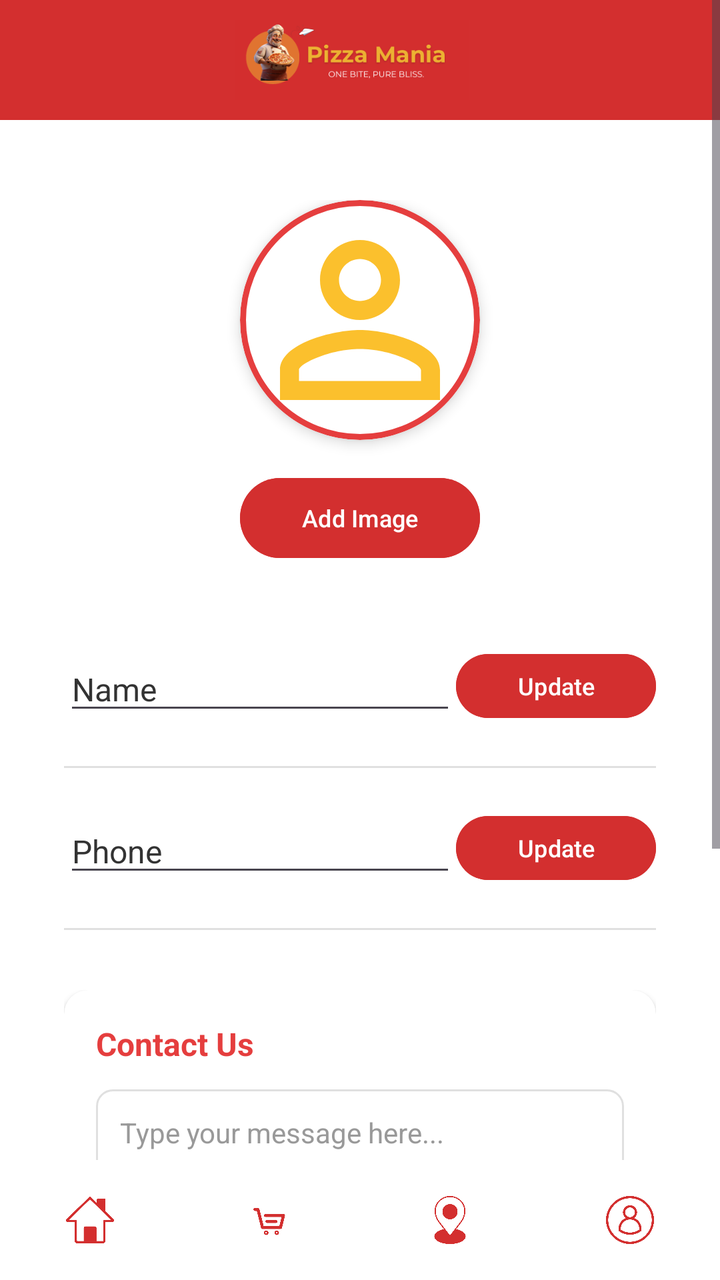
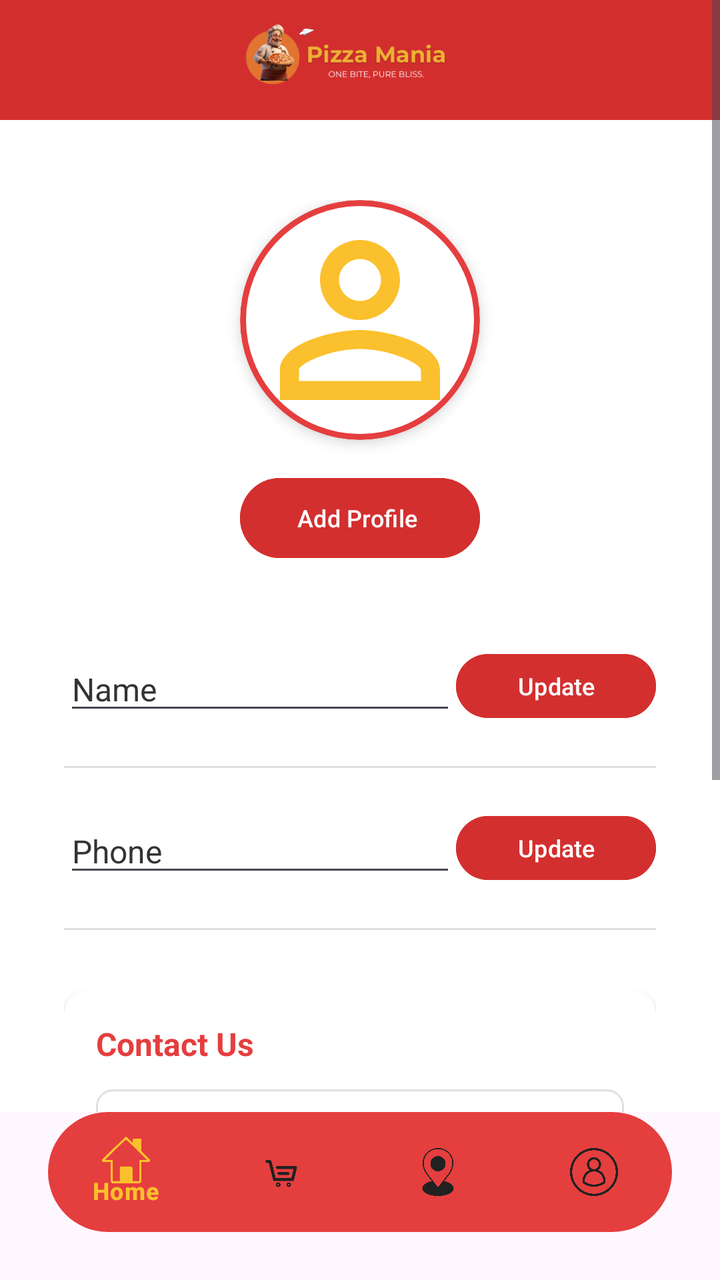

Before-and-after screenshots of an Android layout around one commit, followed by the original layout XML and the change that was made.
<!-- AndroidManifest.xml: application theme Theme.Pizzar11 -->
<!-- res/layout/activity_profile.xml -->
<?xml version="1.0" encoding="utf-8"?>
<androidx.constraintlayout.widget.ConstraintLayout
    xmlns:android="http://schemas.android.com/apk/res/android"
    xmlns:app="http://schemas.android.com/apk/res-auto"
    xmlns:tools="http://schemas.android.com/tools"
    android:id="@+id/main"
    android:layout_width="match_parent"
    android:layout_height="match_parent"
    tools:context=".ProfileActivity">

    <ScrollView
        android:id="@+id/scrollView"
        android:layout_width="0dp"
        android:layout_height="0dp"
        android:background="@android:color/white"
        app:layout_constraintTop_toTopOf="parent"
        app:layout_constraintBottom_toTopOf="@+id/bottomNavigationView"
        app:layout_constraintStart_toStartOf="parent"
        app:layout_constraintEnd_toEndOf="parent">

        <LinearLayout
            android:layout_width="match_parent"
            android:layout_height="wrap_content"
            android:orientation="vertical">

            
            <LinearLayout
                android:layout_width="match_parent"
                android:layout_height="60dp"
                android:background="#d32f2f"
                android:gravity="center"
                android:orientation="horizontal">

                <ImageView
                    android:layout_width="180dp"
                    android:layout_height="40dp"
                    android:layout_marginEnd="8dp"
                    android:src="@drawable/headerimg"
                    android:scaleType="fitCenter"
                    android:contentDescription="Pizza Mania Logo" />

            </LinearLayout>

            
            <LinearLayout
                android:layout_width="match_parent"
                android:layout_height="wrap_content"
                android:layout_marginTop="40dp"
                android:gravity="center"
                android:orientation="vertical">

                <androidx.cardview.widget.CardView
                    android:layout_width="120dp"
                    android:layout_height="120dp"
                    app:cardCornerRadius="60dp"
                    app:cardElevation="4dp">

                    <ImageView
                        android:id="@+id/iv_profile"
                        android:layout_width="match_parent"
                        android:layout_height="match_parent"
                        android:scaleType="centerCrop"
                        android:src="@drawable/person"
                        android:contentDescription="Profile Picture" />

                    
                    <View
                        android:layout_width="match_parent"
                        android:layout_height="match_parent"
                        android:background="@drawable/circle_border_red" />

                </androidx.cardview.widget.CardView>

                <Button
                    android:id="@+id/btn_add_image"
                    android:layout_width="120dp"
                    android:layout_height="48dp"
                    android:layout_marginTop="15dp"
                    android:backgroundTint="@color/tomato_red"
                    android:text="Add Image"
                    android:textColor="@android:color/white"
                    android:textSize="12sp"
                    android:textAllCaps="false" />

            </LinearLayout>

            
            <LinearLayout
                android:layout_width="match_parent"
                android:layout_height="wrap_content"
                android:layout_marginStart="32dp"
                android:layout_marginTop="40dp"
                android:layout_marginEnd="32dp"
                android:orientation="vertical">

                
                <LinearLayout
                    android:layout_width="match_parent"
                    android:layout_height="wrap_content"
                    android:layout_marginBottom="20dp"
                    android:orientation="horizontal"
                    android:gravity="center_vertical">

                    <EditText
                        android:id="@+id/tv_name"
                        android:layout_width="0dp"
                        android:layout_height="wrap_content"
                        android:layout_weight="1"
                        android:text="Name"
                        android:textColor="#333333"
                        android:textSize="16sp"
                        android:textStyle="normal" />

                    <Button
                        android:id="@+id/btn_update_name"
                        android:layout_width="100dp"
                        android:layout_height="40dp"
                        android:backgroundTint="@color/tomato_red"
                        android:text="Update"
                        android:textColor="@android:color/white"
                        android:textSize="12sp"
                        android:textAllCaps="false" />

                </LinearLayout>

                <View
                    android:layout_width="match_parent"
                    android:layout_height="1dp"
                    android:layout_marginBottom="20dp"
                    android:background="#E0E0E0" />

                
                <LinearLayout
                    android:layout_width="match_parent"
                    android:layout_height="wrap_content"
                    android:layout_marginBottom="20dp"
                    android:orientation="horizontal"
                    android:gravity="center_vertical">

                    <EditText
                        android:id="@+id/tv_phone"
                        android:layout_width="0dp"
                        android:layout_height="wrap_content"
                        android:layout_weight="1"
                        android:text="Phone"
                        android:textColor="#333333"
                        android:textSize="16sp"
                        android:textStyle="normal" />

                    <Button
                        android:id="@+id/btn_update_phone"
                        android:layout_width="100dp"
                        android:layout_height="40dp"
                        android:backgroundTint="@color/tomato_red"
                        android:text="Update"
                        android:textColor="@android:color/white"
                        android:textSize="12sp"
                        android:textAllCaps="false" />

                </LinearLayout>

                <View
                    android:layout_width="match_parent"
                    android:layout_height="1dp"
                    android:background="#E0E0E0" />

            </LinearLayout>

            
            <LinearLayout
                android:layout_width="match_parent"
                android:layout_height="wrap_content"
                android:layout_marginStart="32dp"
                android:layout_marginTop="30dp"
                android:layout_marginEnd="32dp"
                android:orientation="vertical">

                <androidx.cardview.widget.CardView
                    android:layout_width="match_parent"
                    android:layout_height="wrap_content"
                    app:cardCornerRadius="12dp"
                    app:cardElevation="2dp"
                    app:cardBackgroundColor="@android:color/white">

                    <LinearLayout
                        android:layout_width="match_parent"
                        android:layout_height="wrap_content"
                        android:orientation="vertical"
                        android:padding="16dp">

                        <TextView
                            android:layout_width="wrap_content"
                            android:layout_height="wrap_content"
                            android:layout_marginBottom="12dp"
                            android:text="Contact Us"
                            android:textColor="#E53E3E"
                            android:textSize="16sp"
                            android:textStyle="bold" />

                        <EditText
                            android:id="@+id/et_contact_message"
                            android:layout_width="match_parent"
                            android:layout_height="100dp"
                            android:background="@drawable/edittext_background"
                            android:gravity="top|start"
                            android:hint="Type your message here..."
                            android:inputType="textMultiLine"
                            android:padding="12dp"
                            android:textColorHint="#999999"
                            android:textSize="14sp"
                            android:scrollbars="vertical" />

                        <ImageView
                            android:id="@+id/iv_send"
                            android:layout_width="24dp"
                            android:layout_height="24dp"
                            android:layout_gravity="end"
                            android:layout_marginTop="8dp"
                            android:src="@drawable/send"
                            android:clickable="true"
                            android:focusable="true"
                            android:background="?android:attr/selectableItemBackgroundBorderless"
                            app:tint="#E53E3E"
                            android:contentDescription="Send message"/>

                    </LinearLayout>

                </androidx.cardview.widget.CardView>

            </LinearLayout>

            <Button
                android:id="@+id/btn_logout"
                android:layout_width="190dp"
                android:layout_height="48dp"
                android:layout_gravity="center"
                android:layout_marginTop="20dp"
                android:layout_marginBottom="32dp"
                android:backgroundTint="@color/tomato_red"
                android:text="Logout"
                android:textColor="@android:color/white"
                android:textSize="14sp"
                android:textAllCaps="false" />



        </LinearLayout>

    </ScrollView>

    
    <com.google.android.material.bottomnavigation.BottomNavigationView
        android:id="@+id/bottomNavigationView"
        android:layout_width="0dp"
        android:layout_height="60dp"
        android:background="@android:color/white"
        app:itemIconTint="@color/tomato_red"
        app:itemTextColor="@color/basil_green"
        app:menu="@menu/bottom_nav_menu"
        app:labelVisibilityMode="unlabeled"
        app:layout_constraintBottom_toBottomOf="parent"
        app:layout_constraintStart_toStartOf="parent"
        app:layout_constraintEnd_toEndOf="parent"/>

</androidx.constraintlayout.widget.ConstraintLayout>
<!-- resources referenced by this layout -->
<resources>
  <color name="basil_green">#388E3C</color>
  <color name="tomato_red">#D32F2F</color>
  <!-- drawable circle_border_red (drawable) -->
  <shape xmlns:android="http://schemas.android.com/apk/res/android"
      android:shape="oval">
      <stroke
          android:width="3dp"
          android:color="#E53E3E" />
      <solid android:color="@android:color/transparent" />
  </shape>
  <!-- drawable edittext_background (drawable) -->
  <?xml version="1.0" encoding="utf-8"?>
  <shape xmlns:android="http://schemas.android.com/apk/res/android">
      <solid android:color="@android:color/white" />
      <stroke
          android:width="1dp"
          android:color="#E0E0E0" />
      <corners android:radius="8dp" />
  </shape>
  <!-- drawable headerimg: png bitmap (drawable, 24417 bytes) -->
  <!-- drawable person (drawable) -->
  <vector xmlns:android="http://schemas.android.com/apk/res/android" android:height="24dp" android:tint="#FBC02D" android:viewportHeight="24" android:viewportWidth="24" android:width="24dp">
        
      <path android:fillColor="@android:color/white" android:pathData="M12,5.9c1.16,0 2.1,0.94 2.1,2.1s-0.94,2.1 -2.1,2.1S9.9,9.16 9.9,8s0.94,-2.1 2.1,-2.1m0,9c2.97,0 6.1,1.46 6.1,2.1v1.1L5.9,18.1L5.9,17c0,-0.64 3.13,-2.1 6.1,-2.1M12,4C9.79,4 8,5.79 8,8s1.79,4 4,4 4,-1.79 4,-4 -1.79,-4 -4,-4zM12,13c-2.67,0 -8,1.34 -8,4v3h16v-3c0,-2.66 -5.33,-4 -8,-4z"/>
      
  </vector>
  <!-- drawable send (drawable) -->
  <vector xmlns:android="http://schemas.android.com/apk/res/android" android:autoMirrored="true" android:height="24dp" android:tint="#D32F2F" android:viewportHeight="24" android:viewportWidth="24" android:width="24dp">
        
      <path android:fillColor="@android:color/white" android:pathData="M2.01,21L23,12 2.01,3 2,10l15,2 -15,2z"/>
      
  </vector>
  <style name="Theme.Pizzar11" parent="Base.Theme.Pizzar11" />
  <style name="Base.Theme.Pizzar11" parent="Theme.Material3.DayNight.NoActionBar">
          
          
      </style>
</resources>

<!-- the commit's change to res/layout/activity_profile.xml (unified diff, before → after) -->
@@ -77,7 +77,7 @@
                     android:layout_height="48dp"
                     android:layout_marginTop="15dp"
                     android:backgroundTint="@color/tomato_red"
-                    android:text="Add Image"
+                    android:text="Add Profile "
                     android:textColor="@android:color/white"
                     android:textSize="12sp"
                     android:textAllCaps="false" />
@@ -248,16 +248,21 @@
 
     </ScrollView>
 
-    
+
     <com.google.android.material.bottomnavigation.BottomNavigationView
         android:id="@+id/bottomNavigationView"
         android:layout_width="0dp"
         android:layout_height="60dp"
-        android:background="@android:color/white"
-        app:itemIconTint="@color/tomato_red"
-        app:itemTextColor="@color/basil_green"
+        android:layout_marginStart="24dp"
+        android:layout_marginEnd="24dp"
+        android:layout_marginBottom="24dp"
+        android:background="@drawable/simple_nav_background"
+        android:elevation="12dp"
+        app:itemIconTint="@color/nav_item_color"
+        app:itemTextColor="@color/nav_item_color"
+        app:itemActiveIndicatorStyle="@style/CustomActiveIndicator"
         app:menu="@menu/bottom_nav_menu"
-        app:labelVisibilityMode="unlabeled"
+        app:labelVisibilityMode="selected"
         app:layout_constraintBottom_toBottomOf="parent"
         app:layout_constraintStart_toStartOf="parent"
         app:layout_constraintEnd_toEndOf="parent"/>
<!-- resource entries referenced after the edit -->
@@ -1,6 +1,5 @@
 <!-- resources referenced by this layout -->
 <resources>
-  <color name="basil_green">#388E3C</color>
   <color name="tomato_red">#D32F2F</color>
   <!-- drawable circle_border_red (drawable) -->
   <shape xmlns:android="http://schemas.android.com/apk/res/android"
@@ -32,6 +31,18 @@
       <path android:fillColor="@android:color/white" android:pathData="M2.01,21L23,12 2.01,3 2,10l15,2 -15,2z"/>
       
   </vector>
+  <!-- drawable simple_nav_background (drawable) -->
+  <?xml version="1.0" encoding="utf-8"?>
+  <shape xmlns:android="http://schemas.android.com/apk/res/android">
+      <solid android:color="#E53E3E" />
+      <corners android:radius="30dp" />
+  </shape>
+  <style name="CustomActiveIndicator" parent="Widget.Material3.BottomNavigationView.ActiveIndicator">
+          <item name="android:color">@android:color/white</item>
+          <item name="shapeAppearance">@style/ShapeAppearance.Material3.Corner.Full</item>
+          <item name="android:width">80dp</item>
+          <item name="android:height">40dp</item>
+      </style>
   <style name="Theme.Pizzar11" parent="Base.Theme.Pizzar11" />
   <style name="Base.Theme.Pizzar11" parent="Theme.Material3.DayNight.NoActionBar">
           
